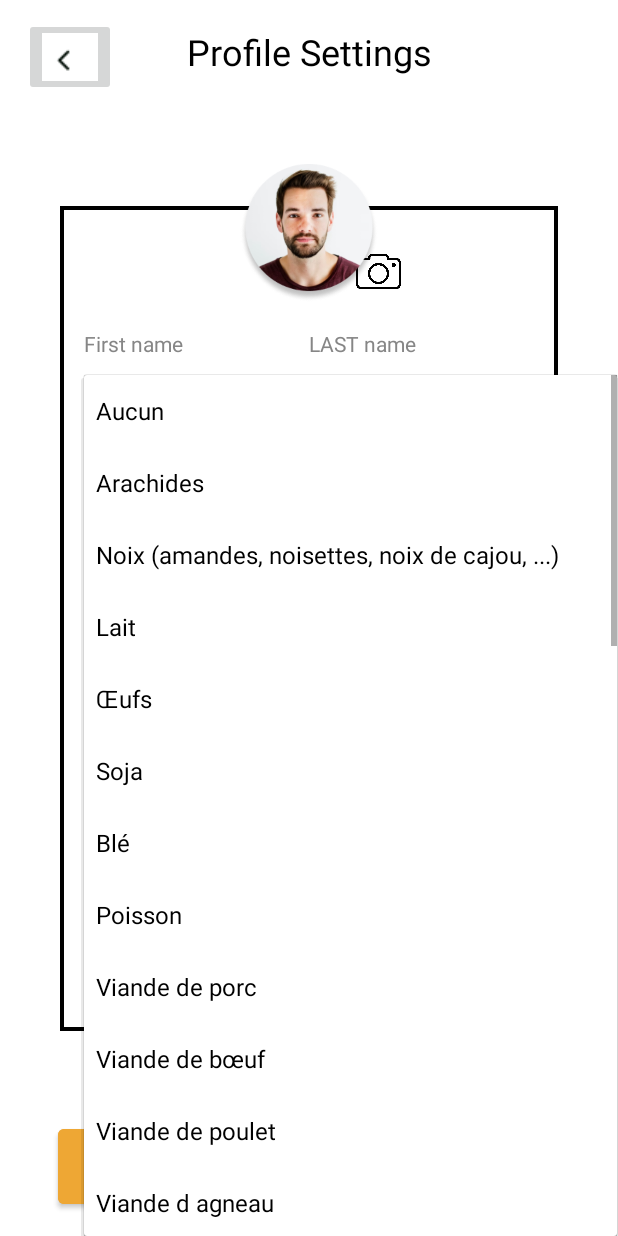
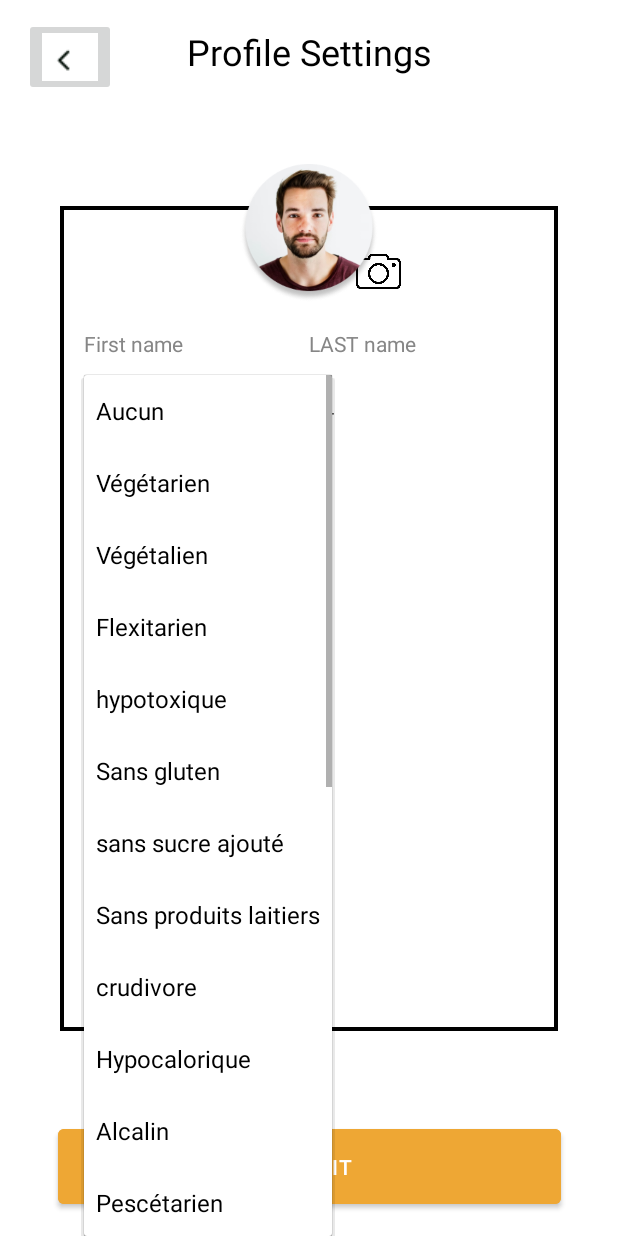
Before and after one commit to AbdessamadBounasseh/dish-wish-frontend, an Android app: the change_profile screen opened directly, with no data from a screen before it, after a tap on "Aucun", on a phone screen of 412 x 824 dp. Run offline under Robolectric (Android 15) with nearby library versions, the phone set to English and light mode, and no system bars; 1 statement that could not run was skipped.

Commit message:
spinner default value config

```diff
--- a/app/src/main/AndroidManifest.xml
+++ b/app/src/main/AndroidManifest.xml
@@ -41,7 +41,7 @@
 
 
         <activity
-            android:name=".Profil.view_profile"
+            android:name=".Profil.become_cook"
             android:exported="true"
             android:label="@string/app_name"
             android:theme="@style/Theme.Dishwishfrontend.NoActionBar">
--- a/app/src/main/java/uit/ensak/dish_wish_frontend/Profil/change_profile.java
+++ b/app/src/main/java/uit/ensak/dish_wish_frontend/Profil/change_profile.java
@@ -6,6 +6,7 @@ import android.content.DialogInterface;
 import android.content.Intent;
 import android.content.SharedPreferences;
 import android.graphics.Bitmap;
+import android.graphics.BitmapFactory;
 import android.graphics.Canvas;
 import android.graphics.Color;
 import android.graphics.Paint;
@@ -29,7 +30,12 @@ import org.jetbrains.annotations.Nullable;
 
 import java.io.IOException;
 
+import okhttp3.ResponseBody;
+import retrofit2.Call;
+import retrofit2.Callback;
+import retrofit2.Response;
 import uit.ensak.dish_wish_frontend.R;
+import uit.ensak.dish_wish_frontend.service.ApiServiceProfile;
 
 public class change_profile extends AppCompatActivity {
 
@@ -37,7 +43,7 @@ public class change_profile extends AppCompatActivity {
     private TextView textViewBioTitle;
     private Button btnSubmit;
     Spinner spinnerDiet;
-    private String currentFirstName, currentLastName, currentAddress,currentPhoneNumber,currentBio,currentAllergie;
+    private String currentFirstName, currentLastName, currentAddress,currentPhoneNumber,currentBio,currentAllergie,currentDiet;
 
     private String newDiet;
 
@@ -48,7 +54,6 @@ public class change_profile extends AppCompatActivity {
     private Bitmap resizeBitmap(Bitmap originalBitmap, int newWidth, int newHeight) {
         return Bitmap.createScaledBitmap(originalBitmap, newWidth, newHeight, false);
     }
-
 
     @Override
     protected void onCreate(Bundle savedInstanceState) {
@@ -61,6 +66,8 @@ public class change_profile extends AppCompatActivity {
 
         setContentView(R.layout.activity_change_profile);
 
+        getClientProfile();
+
         editTextNewBio = findViewById(R.id.editTextNewBio);
        textViewBioTitle = findViewById(R.id.textViewBio);
 
@@ -68,11 +75,16 @@ public class change_profile extends AppCompatActivity {
             textViewBioTitle.setVisibility(View.VISIBLE);
             editTextNewBio.setVisibility(View.VISIBLE);
         }
-
+        currentDiet = getIntent().getStringExtra("CURRENT_DIET");
         spinnerDiet = findViewById(R.id.spinnerDiet);
         ArrayAdapter<CharSequence> adapterDiet = ArrayAdapter.createFromResource(this, R.array.diet_array, android.R.layout.simple_spinner_item);
         adapterDiet.setDropDownViewResource(android.R.layout.simple_spinner_dropdown_item);
         spinnerDiet.setAdapter(adapterDiet);
+
+        int index = adapterDiet.getPosition(currentDiet);
+        if (index != -1) {
+            spinnerDiet.setSelection(index);
+        }
 
 
         spinnerDiet.setOnItemSelectedListener(new AdapterView.OnItemSelectedListener() {
@@ -82,9 +94,7 @@ public class change_profile extends AppCompatActivity {
             }
             @Override
             public void onNothingSelected(AdapterView<?> parentView) {
-
             }
-
         });
         profileImageView = findViewById(R.id.portrait_of);
         if (getIntent().hasExtra("IMAGE_BITMAP")) {
@@ -107,19 +117,20 @@ public class change_profile extends AppCompatActivity {
         currentFirstName = getIntent().getStringExtra("CURRENT_FIRST_NAME");
         currentLastName = getIntent().getStringExtra("CURRENT_LAST_NAME");
         currentAddress = getIntent().getStringExtra("CURRENT_ADDRESS");
+        currentAllergie = getIntent().getStringExtra("CURRENT_ALLERGY");
+        currentPhoneNumber = getIntent().getStringExtra("CURRENT_PHONE_NUMBER");
+
         if (isCook) {
             currentBio = getIntent().getStringExtra("CURRENT_BIO");
         }
-        currentAllergie = getIntent().getStringExtra("CURRENT_ALLERGY");
-        currentPhoneNumber = getIntent().getStringExtra("CURRENT_PHONE_NUMBER");
         editTextNewFirstName.setText(currentFirstName);
         editTextNewLastName.setText(currentLastName);
         editTextNewAddress.setText(currentAddress);
         editTextNewPhoneNumber.setText(currentPhoneNumber);
+        editTextNewAllergie.setText(currentAllergie);
         if (isCook) {
             editTextNewBio.setText(currentBio);
         }
-        editTextNewAllergie.setText(currentAllergie);
 
         btnSubmit.setOnClickListener(new View.OnClickListener() {
             @Override
@@ -130,7 +141,6 @@ public class change_profile extends AppCompatActivity {
                 String newPhoneNumber = editTextNewPhoneNumber.getText().toString();
                 String newBio = "";
                 if (isCook) {
-
                    newBio = editTextNewBio.getText().toString();
                 }
                 String newAllergie = editTextNewAllergie.getText().toString();
@@ -146,7 +156,6 @@ public class change_profile extends AppCompatActivity {
                 }
                 resultIntent.putExtra("NEW_DIET", newDiet);
                 resultIntent.putExtra("NEW_PROFILE_IMAGE_BITMAP", imageBitmap);
-                Toast.makeText(change_profile.this, "Changes successful", Toast.LENGTH_SHORT).show();
                 setResult(RESULT_OK, resultIntent);
                 finish();
             }
@@ -238,4 +247,40 @@ public class change_profile extends AppCompatActivity {
         return output;
 
 
-    }}
+    }
+    private void getClientProfile() {
+        SharedPreferences preferences = getSharedPreferences("MyPreferences", MODE_PRIVATE);
+        Long userId = preferences.getLong("userId", 0);
+        String authToken = preferences.getString("accessToken", "");
+
+        ApiServiceProfile apiService = RetrofitClientProfile.getApiService();
+
+        Call<ResponseBody> call = apiService.getClientProfile("Bearer " + authToken, userId);
+
+        call.enqueue(new Callback<ResponseBody>() {
+            @Override
+            public void onResponse(Call<ResponseBody> call, Response<ResponseBody> response) {
+                if (response.isSuccessful() && response.body() != null) {
+                    try {
+                        // Utiliser BitmapFactory.decodeStream pour créer un Bitmap directement à partir du flux
+                        Bitmap newProfileImageBitmap = BitmapFactory.decodeStream(response.body().byteStream());
+                        imageBitmap = newProfileImageBitmap;
+                        profileImageView.setImageBitmap(getRoundedBitmap(newProfileImageBitmap));
+                    } catch (Exception e) {
+                        e.printStackTrace();
+                    }
+                } else {
+                    // Gérer le cas où la réponse est vide ou le code de statut indique une erreur
+                    Toast.makeText(change_profile.this, "Error during user profile fetching " + response.code(), Toast.LENGTH_SHORT).show();
+                }
+            }
+
+            @Override
+            public void onFailure(Call<ResponseBody> call, Throwable t) {
+                t.printStackTrace();
+                Toast.makeText(change_profile.this, "Unavailable Sever " ,Toast.LENGTH_SHORT).show();
+            }
+        });
+
+    }
+}
--- a/app/src/main/res/values/diet_array.xml
+++ b/app/src/main/res/values/diet_array.xml
@@ -2,42 +2,29 @@
 <resources>
     <string-array name="diet_array">
         <item>Aucun</item>
-        <item>Arachides</item>
-        <item>Noix (amandes, noisettes, noix de cajou, ...)</item>
-        <item>Lait</item>
-        <item>Œufs</item>
-        <item>Soja</item>
-        <item>Blé</item>
-        <item>Poisson</item>
-        <item>Viande de porc</item>
-        <item>Viande de bœuf</item>
-        <item>Viande de poulet</item>
-        <item>Viande d agneau</item>
-        <item>Viande de dinde</item>
-        <item>Viande de canard</item>
-        <item>Fruits de mer (crevettes, crabes, mollusques, ...)</item>
-        <item>Graines de sésame</item>
-        <item>Sulfites (présents dans certains vins, fruits secs, ...)</item>
-        <item>Céleri</item>
-        <item>Moutarde</item>
-        <item>Lupin</item>
-        <item>Mollusques (palourdes, moules, huîtres, ...)</item>
-        <item>Tomate</item>
-        <item>Kiwi</item>
-        <item>Ananas</item>
-        <item>Banane</item>
-        <item>Melon</item>
-        <item>Mangue</item>
-        <item>Avocat</item>
-        <item>Fruits à coque (pécan, noix de macadamia, pistaches, ...)</item>
-        <item>Baies (fraises, framboises, mûres, ...)</item>
-        <item>Fruits secs (raisins secs, dattes, figues, ...)</item>
-        <item>Chocolat</item>
-        <item>Carotte</item>
-        <item>Ail</item>
-        <item>Oignon</item>
-        <item>Céréales complètes</item>
-        <item>Pois</item>
-        <item>Épices (cannelle, coriandre, cumin, ...)</item>
+        <item>Végétarien</item>
+        <item>Végétalien</item>
+        <item>Flexitarien</item>
+        <item>hypotoxique</item>
+        <item>Sans gluten</item>
+        <item>sans sucre ajouté</item>
+        <item>Sans produits laitiers</item>
+        <item>crudivore</item>
+        <item>Hypocalorique</item>
+        <item>Alcalin</item>
+        <item>Pescétarien</item>
+        <item>Méditerranéen</item>
+        <item>Paléo</item>
+        <item>Cétogène</item>
+        <item>DASH</item>
+        <item>Anti-inflammatoire</item>
+        <item>Atkins</item>
+        <item>Weight Watchers</item>
+        <item>Mangeur intuitif</item>
+        <item>FODMAP</item>
+        <item>TLC (Therapeutic Lifestyle Changes)</item>
+        <item>Okinawa</item>
+        <item>cétogène ciblé</item>
+        <item>Régime low carb</item>
     </string-array>
 </resources>
```
Also changed, not shown: app/src/main/java/uit/ensak/dish_wish_frontend/Profil/become_cook.java (+18 -11 lines), app/src/main/java/uit/ensak/dish_wish_frontend/Profil/view_profile.java (+24 -21 lines), 13 other files.
